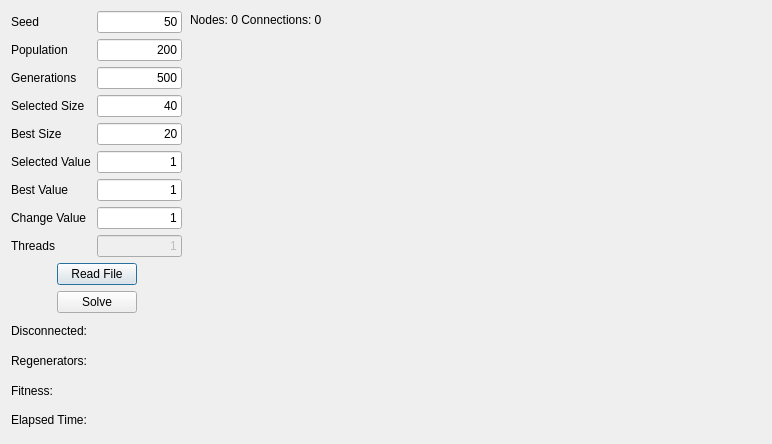
Before: the Qt Designer form beecolonydialog.ui in xQsme/RLP_Qt, drawn with Qt 5.
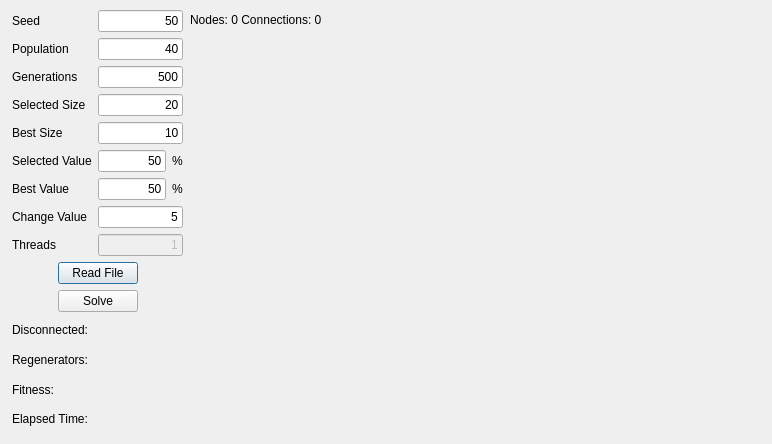
After: the same form once the commit is applied.

```diff
--- a/beecolonydialog.ui
+++ b/beecolonydialog.ui
@@ -41,11 +41,11 @@
     </property>
    </layout>
   </widget>
-  <widget class="QWidget" name="layoutWidget">
+  <widget class="QWidget" name="">
    <property name="geometry">
     <rect>
-     <x>11</x>
-     <y>11</y>
+     <x>12</x>
+     <y>10</y>
      <width>171</width>
      <height>421</height>
     </rect>
@@ -165,7 +165,7 @@
         <item>
          <widget class="QLineEdit" name="lineEditPopulation">
           <property name="text">
-           <string>200</string>
+           <string>40</string>
           </property>
           <property name="alignment">
            <set>Qt::AlignRight|Qt::AlignTrailing|Qt::AlignVCenter</set>
@@ -185,16 +185,6 @@
         <item>
          <widget class="QLineEdit" name="lineEditSelectSize">
           <property name="text">
-           <string>40</string>
-          </property>
-          <property name="alignment">
-           <set>Qt::AlignRight|Qt::AlignTrailing|Qt::AlignVCenter</set>
-          </property>
-         </widget>
-        </item>
-        <item>
-         <widget class="QLineEdit" name="lineEditBestSize">
-          <property name="text">
            <string>20</string>
           </property>
           <property name="alignment">
@@ -203,29 +193,61 @@
          </widget>
         </item>
         <item>
+         <widget class="QLineEdit" name="lineEditBestSize">
+          <property name="text">
+           <string>10</string>
+          </property>
+          <property name="alignment">
+           <set>Qt::AlignRight|Qt::AlignTrailing|Qt::AlignVCenter</set>
+          </property>
+         </widget>
+        </item>
+        <item>
+         <layout class="QHBoxLayout" name="horizontalLayout_4">
+          <item>
          <widget class="QLineEdit" name="lineEditSelectValue">
           <property name="text">
-           <string>1</string>
+             <string>50</string>
           </property>
           <property name="alignment">
            <set>Qt::AlignRight|Qt::AlignTrailing|Qt::AlignVCenter</set>
           </property>
          </widget>
         </item>
+          <item>
+           <widget class="QLabel" name="label_10">
+            <property name="text">
+             <string>%</string>
+            </property>
+           </widget>
+          </item>
+         </layout>
+        </item>
+        <item>
+         <layout class="QHBoxLayout" name="horizontalLayout">
         <item>
          <widget class="QLineEdit" name="lineEditBestValue">
           <property name="text">
-           <string>1</string>
+             <string>50</string>
           </property>
           <property name="alignment">
            <set>Qt::AlignRight|Qt::AlignTrailing|Qt::AlignVCenter</set>
           </property>
          </widget>
+          </item>
+          <item>
+           <widget class="QLabel" name="label_11">
+            <property name="text">
+             <string>%</string>
+            </property>
+           </widget>
+          </item>
+         </layout>
         </item>
         <item>
          <widget class="QLineEdit" name="lineEditChangeValue">
           <property name="text">
-           <string>1</string>
+           <string>5</string>
           </property>
           <property name="alignment">
            <set>Qt::AlignRight|Qt::AlignTrailing|Qt::AlignVCenter</set>
```
Lines whose indentation alone changed are shown as unchanged.
